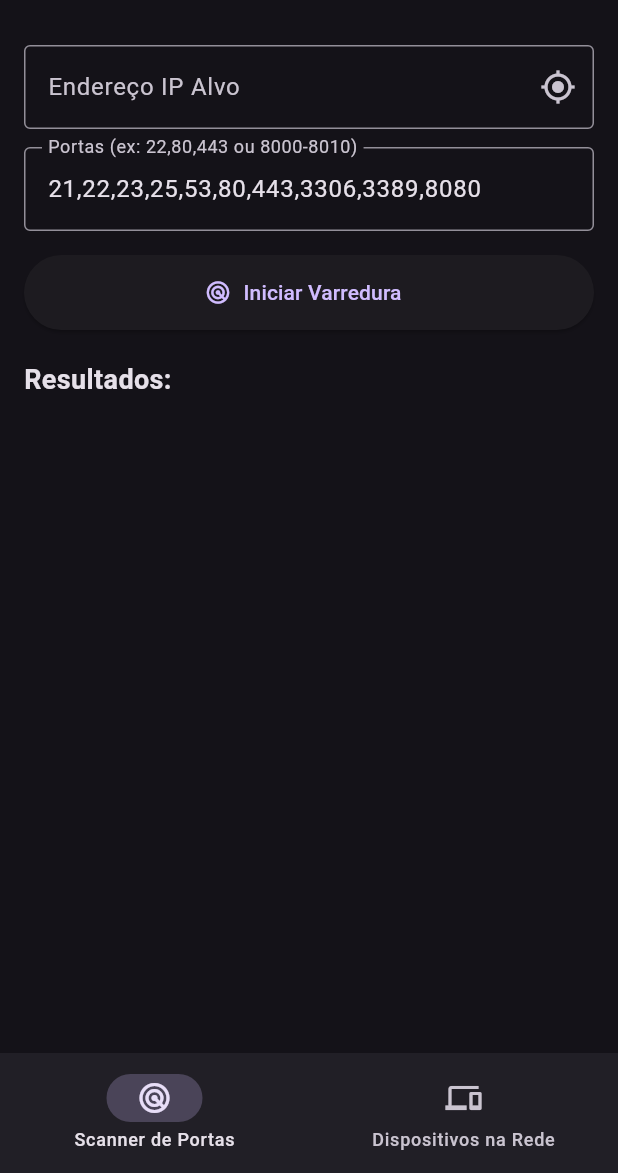
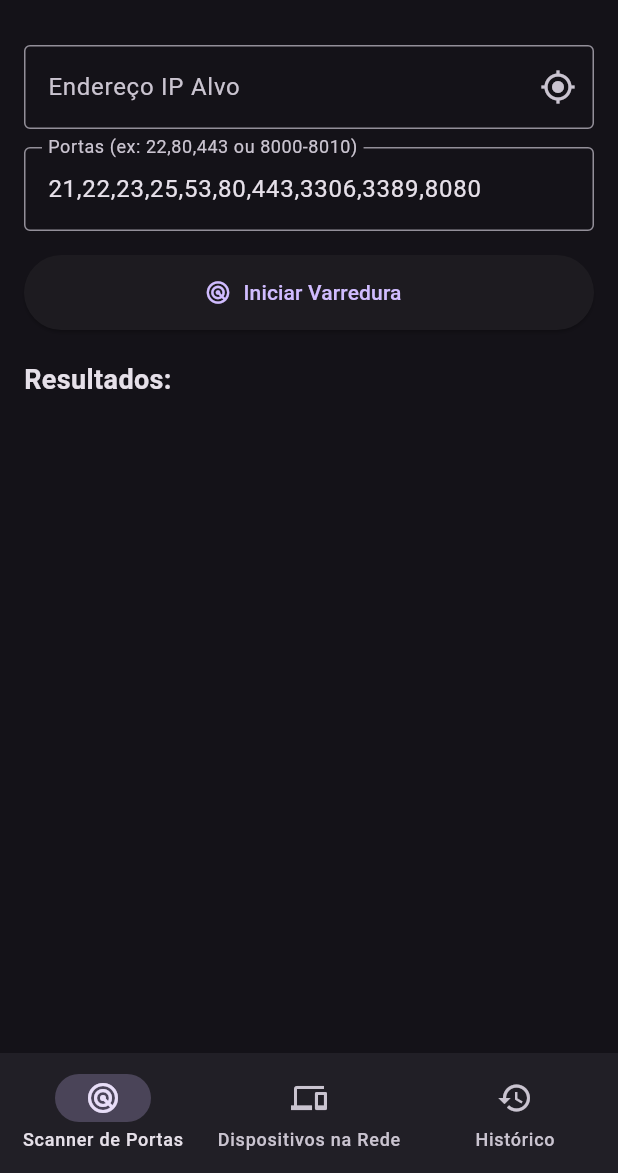
Before and after one commit to RafaelSilvaWork/net_pulse, a Flutter app: the screen it shows after launch, after a tap on "Entendi", on a phone screen of 412 x 824 dp, the part 63-1236 px from its top. Run offline on Flutter 3.47's test engine with Material 3 defaults, Android fonts, the light colour scheme and no system bars; our stand-ins replace share_plus, shared_preferences; missing offline and left inert: network_info_plus.

Commit message:
Add package rename, scan history, share, and CI
- Replace the com.example.* placeholder package/bundle id with
  com.rafaswaag.netpulse across Android, iOS, macOS, Linux and Windows,
  and rewrite pubspec description + README for the actual app.
- Persist recent port/network scan results (ScanHistoryService) and add
  a Histórico tab to review and clear them.
- Add a share button on both scanner screens to export results via the
  OS share sheet.
- Add a GitHub Actions workflow running dart format/flutter analyze/
  flutter test on push and PR.
- Bring in the flutter_launcher_icons output for iOS/macOS/Windows that
  was generated locally after the earlier icon setup.

```diff
--- a/lib/main.dart
+++ b/lib/main.dart
@@ -1,6 +1,7 @@
 import 'package:flutter/material.dart';
 import 'package:shared_preferences/shared_preferences.dart';
 
+import 'screens/historico_screen.dart';
 import 'screens/rede_local_screen.dart';
 import 'screens/scanner_portas_screen.dart';
 
@@ -43,6 +44,13 @@ class _NetPulseHomeState extends State<NetPulseHome> {
   final List<Widget> _telas = [
     const ScannerPortasScreen(),
     const RedeLocalScreen(),
+    const HistoricoScreen(),
+  ];
+
+  static const List<(IconData, String)> _destinations = [
+    (Icons.radar, 'Scanner de Portas'),
+    (Icons.devices, 'Dispositivos na Rede'),
+    (Icons.history, 'Histórico'),
   ];
 
   @override
@@ -98,15 +106,12 @@ class _NetPulseHomeState extends State<NetPulseHome> {
               selectedIndex: _currentIndex,
               onDestinationSelected: _onDestinationSelected,
               labelType: NavigationRailLabelType.all,
-              destinations: const [
-                NavigationRailDestination(
-                  icon: Icon(Icons.radar),
-                  label: Text('Scanner de Portas'),
-                ),
-                NavigationRailDestination(
-                  icon: Icon(Icons.devices),
-                  label: Text('Dispositivos na Rede'),
-                ),
+              destinations: [
+                for (final (icon, label) in _destinations)
+                  NavigationRailDestination(
+                    icon: Icon(icon),
+                    label: Text(label),
+                  ),
               ],
             ),
             const VerticalDivider(width: 1),
@@ -121,15 +126,9 @@ class _NetPulseHomeState extends State<NetPulseHome> {
       bottomNavigationBar: NavigationBar(
         selectedIndex: _currentIndex,
         onDestinationSelected: _onDestinationSelected,
-        destinations: const [
-          NavigationDestination(
-            icon: Icon(Icons.radar),
-            label: 'Scanner de Portas',
-          ),
-          NavigationDestination(
-            icon: Icon(Icons.devices),
-            label: 'Dispositivos na Rede',
-          ),
+        destinations: [
+          for (final (icon, label) in _destinations)
+            NavigationDestination(icon: Icon(icon), label: label),
         ],
       ),
     );
--- a/lib/screens/scanner_portas_screen.dart
+++ b/lib/screens/scanner_portas_screen.dart
@@ -1,7 +1,9 @@
 import 'package:flutter/material.dart';
+import 'package:share_plus/share_plus.dart';
 
 import '../services/local_network_info.dart';
 import '../services/port_scanner_service.dart';
+import '../services/scan_history_service.dart';
 
 class ScannerPortasScreen extends StatefulWidget {
   const ScannerPortasScreen({super.key});
@@ -77,12 +79,41 @@ class _ScannerPortasScreenState extends State<ScannerPortasScreen> {
       },
     );
 
+    if (!_cancelRequested) {
+      final abertas = _resultados.where((r) => r.isOpen).toList();
+      await ScanHistoryService.add(
+        ScanHistoryEntry(
+          type: ScanType.ports,
+          target: ip,
+          timestamp: DateTime.now(),
+          summaryLines: [
+            for (final r in abertas) 'Porta ${r.port} (${r.service})',
+          ],
+          matchCount: abertas.length,
+        ),
+      );
+    }
+
     if (!mounted) return;
     setState(() => _isScanning = false);
   }
 
   void _cancelarScan() {
     setState(() => _cancelRequested = true);
+  }
+
+  void _compartilharResultados() {
+    final ip = _ipController.text.trim();
+    final abertas = _resultados.where((r) => r.isOpen).toList();
+    final buffer = StringBuffer('NetPulse — varredura de portas em $ip\n\n');
+    if (abertas.isEmpty) {
+      buffer.writeln('Nenhuma porta aberta encontrada.');
+    } else {
+      for (final r in abertas) {
+        buffer.writeln('Porta ${r.port} (${r.service}): ABERTA');
+      }
+    }
+    SharePlus.instance.share(ShareParams(text: buffer.toString()));
   }
 
   Future<void> _usarMeuIp() async {
@@ -180,12 +211,24 @@ class _ScannerPortasScreenState extends State<ScannerPortasScreen> {
               ),
             ],
             const SizedBox(height: 20),
-            const Align(
-              alignment: Alignment.centerLeft,
-              child: Text(
-                'Resultados:',
-                style: TextStyle(fontSize: 18, fontWeight: FontWeight.bold),
-              ),
+            Row(
+              children: [
+                const Expanded(
+                  child: Text(
+                    'Resultados:',
+                    style: TextStyle(
+                      fontSize: 18,
+                      fontWeight: FontWeight.bold,
+                    ),
+                  ),
+                ),
+                if (!_isScanning && _resultados.isNotEmpty)
+                  IconButton(
+                    icon: const Icon(Icons.share),
+                    tooltip: 'Compartilhar resultados',
+                    onPressed: _compartilharResultados,
+                  ),
+              ],
             ),
             const SizedBox(height: 10),
             Expanded(
--- /dev/null
+++ b/lib/services/scan_history_service.dart
@@ -0,0 +1,71 @@
+import 'dart:convert';
+
+import 'package:shared_preferences/shared_preferences.dart';
+
+enum ScanType { ports, network }
+
+class ScanHistoryEntry {
+  final ScanType type;
+  final String target;
+  final DateTime timestamp;
+  final List<String> summaryLines;
+  final int matchCount;
+
+  const ScanHistoryEntry({
+    required this.type,
+    required this.target,
+    required this.timestamp,
+    required this.summaryLines,
+    required this.matchCount,
+  });
+
+  Map<String, dynamic> toJson() => {
+    'type': type.name,
+    'target': target,
+    'timestamp': timestamp.toIso8601String(),
+    'summaryLines': summaryLines,
+    'matchCount': matchCount,
+  };
+
+  factory ScanHistoryEntry.fromJson(Map<String, dynamic> json) {
+    return ScanHistoryEntry(
+      type: ScanType.values.firstWhere((t) => t.name == json['type']),
+      target: json['target'] as String,
+      timestamp: DateTime.parse(json['timestamp'] as String),
+      summaryLines: (json['summaryLines'] as List).cast<String>(),
+      matchCount: json['matchCount'] as int,
+    );
+  }
+}
+
+/// Persists a rolling window of recent scan results (both port scans and
+/// network sweeps) with `shared_preferences`, so the user can look back at
+/// what a previous scan found without re-running it.
+class ScanHistoryService {
+  static const String _key = 'scan_history_v1';
+  static const int maxEntries = 30;
+
+  static Future<List<ScanHistoryEntry>> load() async {
+    final prefs = await SharedPreferences.getInstance();
+    final raw = prefs.getStringList(_key) ?? const [];
+    return raw.map((entry) {
+      final json = jsonDecode(entry) as Map<String, dynamic>;
+      return ScanHistoryEntry.fromJson(json);
+    }).toList();
+  }
+
+  static Future<void> add(ScanHistoryEntry entry) async {
+    final prefs = await SharedPreferences.getInstance();
+    final raw = prefs.getStringList(_key) ?? const [];
+    final updated = [jsonEncode(entry.toJson()), ...raw];
+    if (updated.length > maxEntries) {
+      updated.removeRange(maxEntries, updated.length);
+    }
+    await prefs.setStringList(_key, updated);
+  }
+
+  static Future<void> clear() async {
+    final prefs = await SharedPreferences.getInstance();
+    await prefs.remove(_key);
+  }
+}
```
Also changed, not shown: lib/screens/historico_screen.dart (added, +108 -0 lines), lib/screens/rede_local_screen.dart (+46 -6 lines), pubspec.yaml (+6 -2 lines), pubspec.lock, 42 other files.
